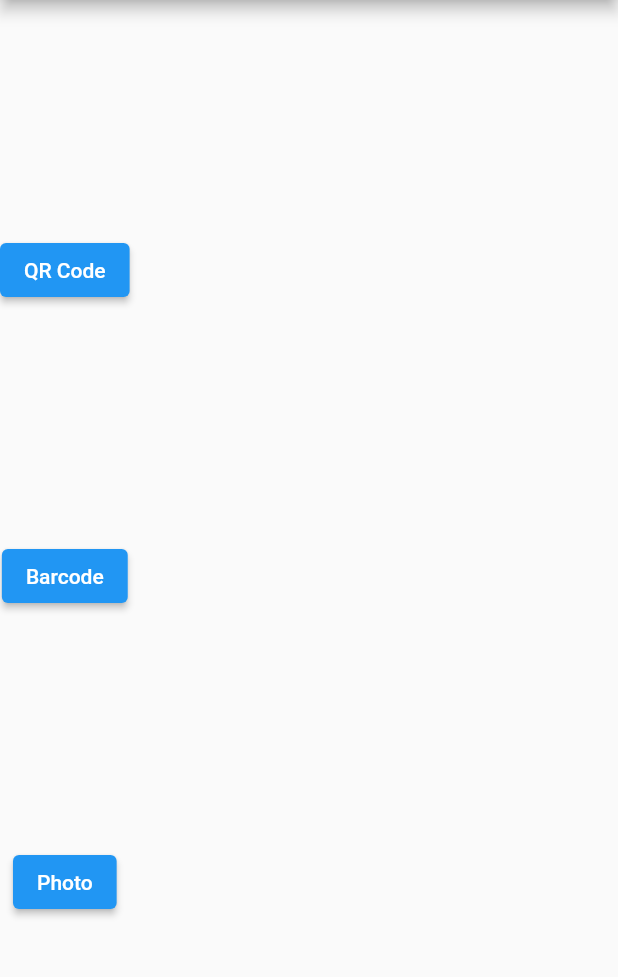
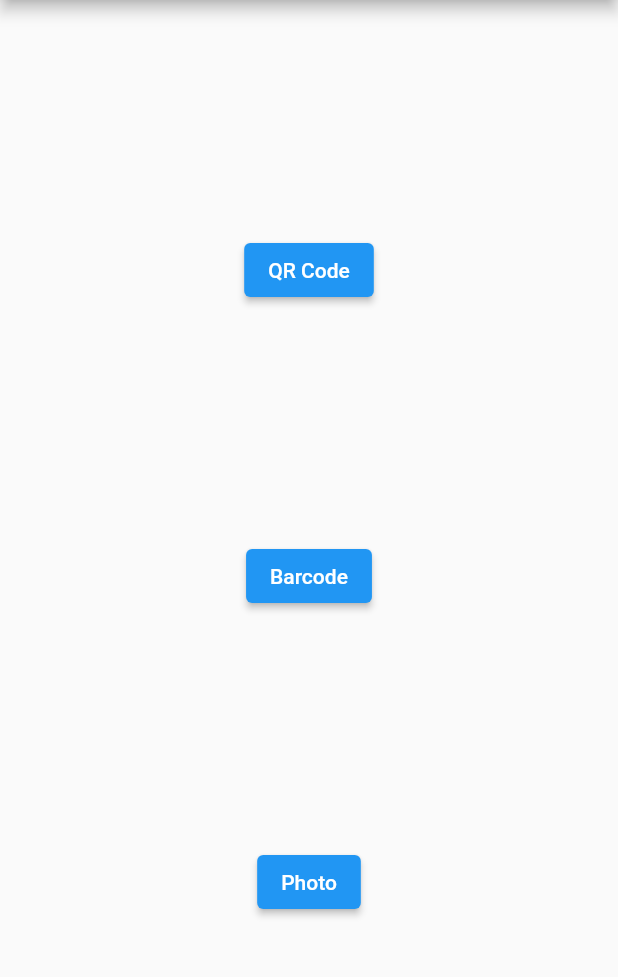
Before and after one commit to LucConstantino/scanner_test, a Flutter app: the screen it shows after launch, on a phone screen of 412 x 824 dp, the part 84-1061 px from its top. Run offline on Flutter 3.47's test engine with Material 2 defaults, Android fonts, the phone set to English and light mode, and no system bars.

```diff
--- /dev/null
+++ b/lib/components/buttons.dart
@@ -0,0 +1,19 @@
+import 'package:flutter/material.dart';
+
+class ButtonComponent extends StatelessWidget {
+  ButtonComponent({Key? key, required this.buttonName, required this.function})
+      : super(key: key);
+
+  String buttonName;
+  Function function;
+
+  @override
+  Widget build(BuildContext context) {
+    return ElevatedButton(
+      onPressed: () {
+        function;
+      },
+      child: Text(buttonName),
+    );
+  }
+}
--- a/lib/main.dart
+++ b/lib/main.dart
@@ -1,4 +1,7 @@
 import 'package:flutter/material.dart';
+import 'package:scanner_bar/components/buttons.dart';
+
+import 'pages/VisualButtons.dart';
 
 void main() {
   runApp(const MyApp());
@@ -14,26 +17,3 @@ class MyApp extends StatelessWidget {
     );
   }
 }
-
-class VisualButtons extends StatelessWidget {
-  const VisualButtons({Key? key}) : super(key: key);
-
-  @override
-  Widget build(BuildContext context) {
-    return Scaffold(
-      appBar: AppBar(
-        title: Text('Scanner Test'),
-        centerTitle: true,
-      ),
-      body: Column(
-        mainAxisAlignment: MainAxisAlignment.spaceEvenly,
-        crossAxisAlignment: CrossAxisAlignment.center,
-        children: [
-          ElevatedButton(onPressed: () {}, child: Text('QR Code')),
-          ElevatedButton(onPressed: () {}, child: Text('Barcode')),
-          ElevatedButton(onPressed: () {}, child: Text('Photo')),
-        ],
-      ),
-    );
-  }
-}
--- /dev/null
+++ b/lib/pages/VisualButtons.dart
@@ -0,0 +1,28 @@
+import 'package:flutter/material.dart';
+import 'package:scanner_bar/components/buttons.dart';
+
+class VisualButtons extends StatelessWidget {
+  const VisualButtons({Key? key}) : super(key: key);
+
+  @override
+  Widget build(BuildContext context) {
+    return Scaffold(
+      appBar: AppBar(
+        title: const Text('Scanner Test'),
+        centerTitle: true,
+      ),
+      body: Align(
+        alignment: Alignment.center,
+        child: Column(
+          mainAxisAlignment: MainAxisAlignment.spaceEvenly,
+          crossAxisAlignment: CrossAxisAlignment.center,
+          children: [
+            ButtonComponent(buttonName: 'QR Code', function: () {}),
+            ButtonComponent(buttonName: 'Barcode', function: () {}),
+            ButtonComponent(buttonName: 'Photo', function: () {})
+          ],
+        ),
+      ),
+    );
+  }
+}
```
